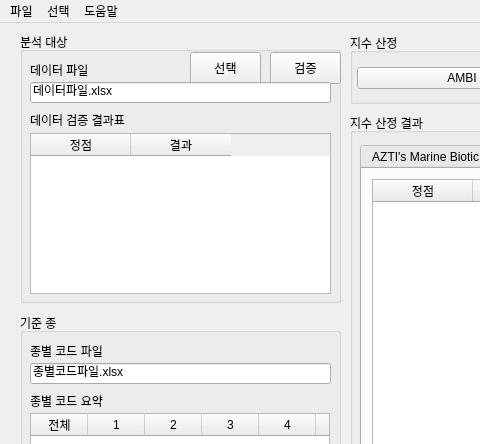
First picture: the form in Demo/originUI.ui, repository kimho0304/Bluecarbon, before the edit; both pictures show x 0 to 480 and y 0 to 444 of the 1024 by 768 pixel window.
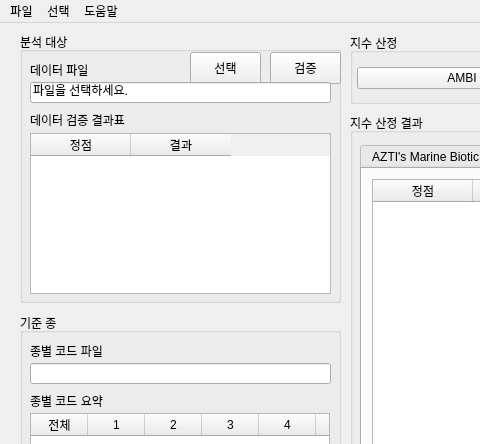
Second picture: the form after the edit.

Diff of the .ui file:
```diff
--- a/Demo/originUI.ui
+++ b/Demo/originUI.ui
@@ -61,7 +61,7 @@
       </rect>
      </property>
      <property name="text">
-      <string>종별코드파일.xlsx</string>
+      <string/>
      </property>
     </widget>
     <widget class="QLabel" name="tmh_standard_box_title1">
@@ -213,7 +213,7 @@
       </rect>
      </property>
      <property name="text">
-      <string>데이터파일.xlsx</string>
+      <string>파일을 선택하세요.</string>
      </property>
     </widget>
     <widget class="QTableWidget" name="tmh_validate_box_result">
```
Left out of the diff: 8 changed lines with no effect on the pictures.
